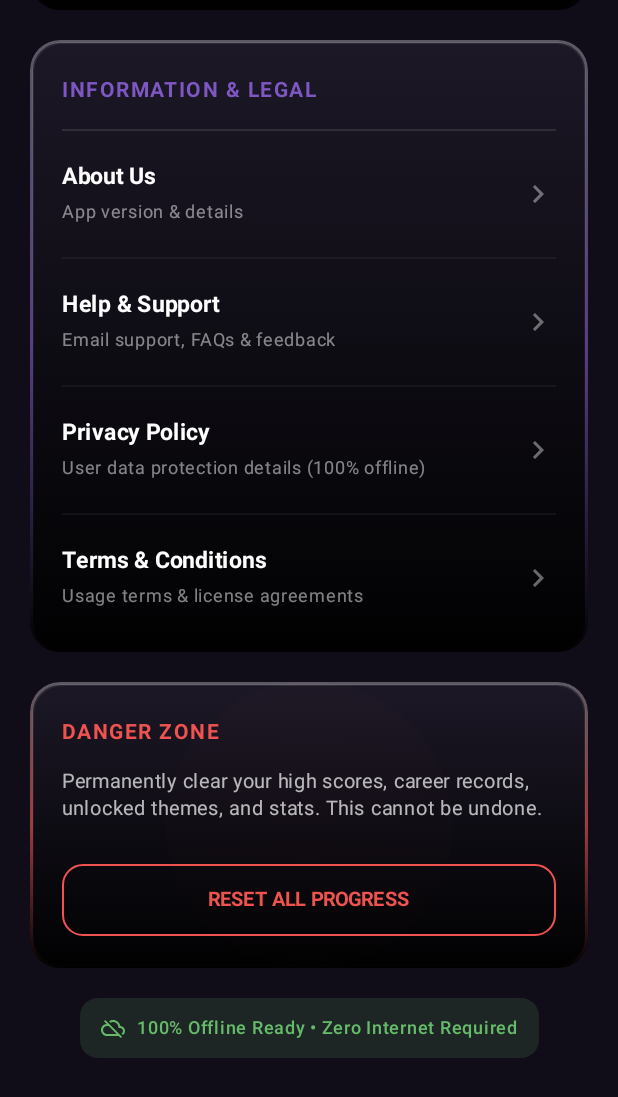
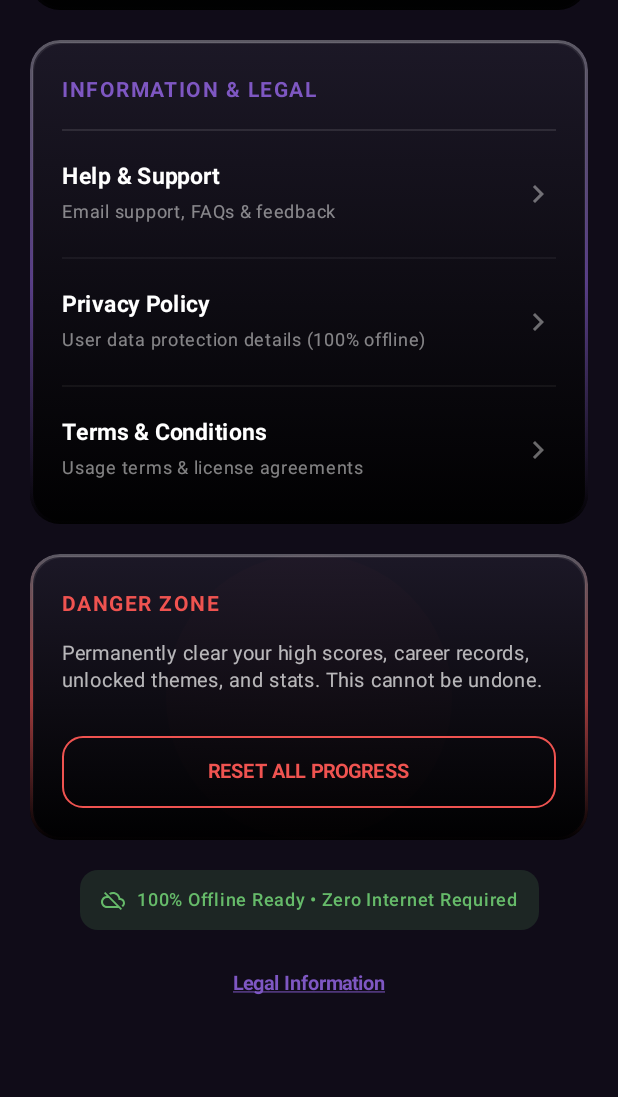
Before and after one commit to client96163525-collab/Cup-And-Coin-game-, an Android app built with Jetpack Compose: the composable SettingsTabContent shown on its own in the app's theme, scrolled down 576 dp, on a phone screen of 412 x 824 dp. Shown: the top 1097 px of the screen. Run offline under Robolectric (Android 15) with nearby library versions, the light colour scheme and no system bars.

Commit message:
refactor(ui): remove About Us section from home screen
The About Us option was removed from the information card in the home screen to streamline the settings/legal interface.

```diff
--- a/app/src/main/java/com/example/ui/screens/HomeScreen.kt
+++ b/app/src/main/java/com/example/ui/screens/HomeScreen.kt
@@ -1616,7 +1616,6 @@
 
         // Information & Legal Card
         item {
-            var showAboutModal by remember { mutableStateOf(false) }
             var showSupportModal by remember { mutableStateOf(false) }
             var showPrivacyModal by remember { mutableStateOf(false) }
             var showTermsModal by remember { mutableStateOf(false) }
@@ -1644,23 +1643,6 @@
                     )
                     Divider(color = Color.White.copy(alpha = 0.1f))
 
-                    // Row 1: About Us
-                    Row(
-                        modifier = Modifier
-                            .fillMaxWidth()
-                            .clickable { showAboutModal = true }
-                            .padding(vertical = 4.dp),
-                        verticalAlignment = Alignment.CenterVertically,
-                        horizontalArrangement = Arrangement.SpaceBetween
-                    ) {
-                        Column(modifier = Modifier.weight(1f)) {
-                            Text("About Us", fontSize = 15.sp, fontWeight = FontWeight.Bold, color = Color.White)
-                            Text("App version & details", fontSize = 12.sp, color = Color.White.copy(alpha = 0.5f))
-                        }
-                        Icon(imageVector = Icons.Default.ChevronRight, contentDescription = null, tint = Color.White.copy(alpha = 0.4f))
-                    }
-                    Divider(color = Color.White.copy(alpha = 0.05f))
-
                     // Row 2: Help & Support
                     Row(
                         modifier = Modifier
@@ -1711,46 +1693,6 @@
                         Icon(imageVector = Icons.Default.ChevronRight, contentDescription = null, tint = Color.White.copy(alpha = 0.4f))
                     }
                 }
-            }
-
-            // About Us Dialog Modal
-            if (showAboutModal) {
-                AlertDialog(
-                    onDismissRequest = { showAboutModal = false },
-                    title = {
-                        Row(verticalAlignment = Alignment.CenterVertically, horizontalArrangement = Arrangement.spacedBy(10.dp)) {
-                            Text("ℹ️", fontSize = 24.sp)
-                            Text("About Cup and Coin", fontWeight = FontWeight.Black, color = Color.White, fontSize = 20.sp)
-                        }
-                    },
-                    text = {
-                        Column(
-                            modifier = Modifier.fillMaxWidth(),
-                            verticalArrangement = Arrangement.spacedBy(12.dp)
-                        ) {
-                            Text(
-                                "Cup and Coin is a premium concentration and memory building shell game designed to test your focus limits.",
-                                color = Color.White.copy(alpha = 0.85f),
-                                fontSize = 14.sp
-                            )
-                            Divider(color = Color.White.copy(alpha = 0.1f))
-                            Row(horizontalArrangement = Arrangement.SpaceBetween, modifier = Modifier.fillMaxWidth()) {
-                                Text("Version:", fontWeight = FontWeight.Bold, color = NeonCyan, fontSize = 13.sp)
-                                Text("v1.0.0", color = Color.White, fontSize = 13.sp)
-                            }
-                        }
-                    },
-                    confirmButton = {
-                        Button(
-                            onClick = { showAboutModal = false },
-                            colors = ButtonDefaults.buttonColors(containerColor = NeonCyan)
-                        ) {
-                            Text("Got it!", color = MidnightNavy, fontWeight = FontWeight.Bold)
-                        }
-                    },
-                    containerColor = MidnightNavy,
-                    shape = RoundedCornerShape(22.dp)
-                )
             }
 
             // Help & Support Modal with Intent & Copy Clipboard Actions
@@ -2071,6 +2013,39 @@
                 }
             }
         }
+
+        // Legal Information Footer Link
+        item {
+            val context = androidx.compose.ui.platform.LocalContext.current
+            Row(
+                modifier = Modifier.fillMaxWidth(),
+                horizontalArrangement = Arrangement.Center,
+                verticalAlignment = Alignment.CenterVertically
+            ) {
+                Text(
+                    text = "Legal Information",
+                    fontSize = 13.sp,
+                    fontWeight = FontWeight.Bold,
+                    color = NeonCyan,
+                    modifier = Modifier
+                        .clickable {
+                            try {
+                                val intent = android.content.Intent(
+                                    android.content.Intent.ACTION_VIEW,
+                                    android.net.Uri.parse("https://cupandcoin.vercel.app")
+                                )
+                                context.startActivity(intent)
+                            } catch (e: Exception) {
+                                android.widget.Toast.makeText(context, "Cannot open webpage", android.widget.Toast.LENGTH_SHORT).show()
+                            }
+                        }
+                        .padding(8.dp),
+                    style = androidx.compose.ui.text.TextStyle(
+                        textDecoration = androidx.compose.ui.text.style.TextDecoration.Underline
+                    )
+                )
+            }
+        }
     }
 
     if (showResetConfirm) {
```
